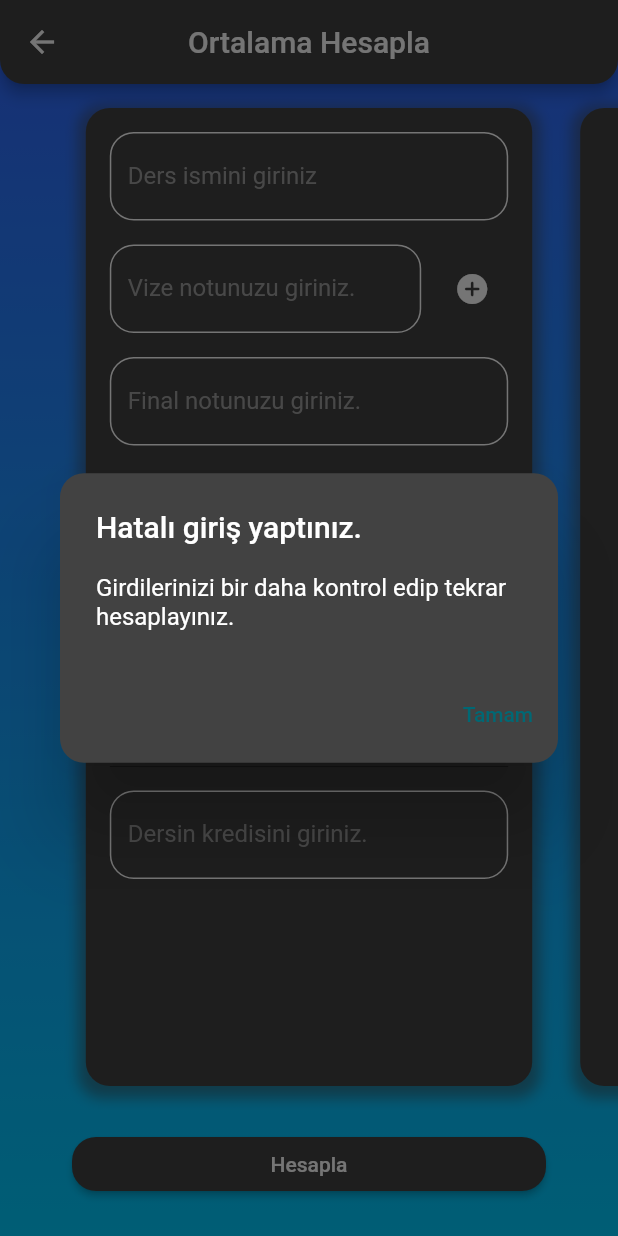
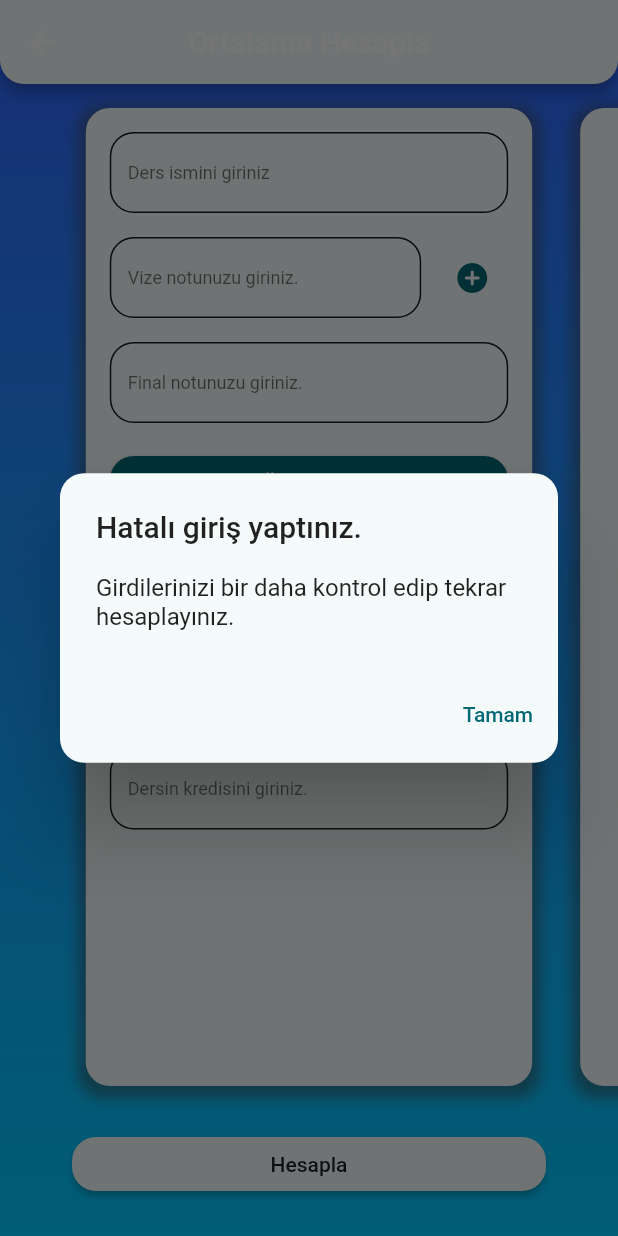
Before and after one commit to EfelerGibi/Examinator, a Flutter app: the MultiFormPage screen opened directly, after a tap on the "add circle" icon, after a tap on the "remove circle" icon, after a tap on "Hesapla", on a phone screen of 412 x 824 dp. Run offline on Flutter 3.47's test engine with Material 2 defaults, Android fonts, the phone set to English and light mode, and no system bars; drawn by our look-alikes of carousel_slider.

Commit message:
App now follows device theme

```diff
--- a/lib/formbox.dart
+++ b/lib/formbox.dart
@@ -64,7 +64,7 @@ class FormBox extends StatelessWidget {
   @override
   Widget build(BuildContext context) {
     return TextFormField(
-        style: TextStyle(color: fieldColor),
+        style: Theme.of(context).textTheme.labelMedium,
         controller: controller,
         onChanged: (value) => {notChange(value)},
         maxLength: maxLength,
@@ -90,15 +90,15 @@ class FormBox extends StatelessWidget {
         keyboardType: inputType,
         enabled: enabled,
         decoration: InputDecoration(
-            hintStyle: TextStyle(color: fieldColor),
-            labelStyle: TextStyle(color: fieldColor),
+            hintStyle: Theme.of(context).textTheme.labelSmall,
+            labelStyle: Theme.of(context).textTheme.bodySmall,
             counterText: "",
             labelText: question,
             hintText: hintText,
             enabledBorder: OutlineInputBorder(
                 borderRadius: BorderRadius.circular(16),
                 borderSide: BorderSide(
-                  color: borderColor,
+                  color: Theme.of(context).colorScheme.onSurface,
                 ))));
   }
 }
--- a/lib/formpage.dart
+++ b/lib/formpage.dart
@@ -62,7 +62,7 @@ class FormPage extends StatelessWidget {
                 borderRadius:
                     BorderRadius.vertical(bottom: Radius.circular(16))),
             title: Text(title),
-            backgroundColor: titleColor,
+            backgroundColor: Theme.of(context).colorScheme.background,
           ),
           body: Column(children: [
             Expanded(child: _page[0]),
--- a/lib/hesapla_button.dart
+++ b/lib/hesapla_button.dart
@@ -62,19 +62,20 @@ class HesaplaButton extends StatelessWidget {
                 showDialog<String>(
                     context: context,
                     builder: (BuildContext context) => AlertDialog(
-                            backgroundColor: const Color(0xFF424242),
+                            backgroundColor:
+                                Theme.of(context).colorScheme.background,
                             shape: const RoundedRectangleBorder(
                                 borderRadius:
                                     BorderRadius.all(Radius.circular(16))),
                             title: const Text("Hatalı giriş yaptınız.",
                                 style: TextStyle(
-                                  color: Colors.white,
-                                )),
+                                    //color: Colors.white,
+                                    )),
                             content: const Text(
                                 'Girdilerinizi bir daha kontrol edip tekrar hesaplayınız.',
                                 style: TextStyle(
-                                  color: Colors.white,
-                                )),
+                                    //color: Colors.white,
+                                    )),
                             actions: <Widget>[
                               TextButton(
                                 onPressed: () =>
@@ -84,9 +85,14 @@ class HesaplaButton extends StatelessWidget {
                             ]));
               }
             }, //hesaplamaPress
-            child: const Text("Hesapla"),
+            child: Text(
+              "Hesapla",
+              style:
+                  TextStyle(color: Theme.of(context).colorScheme.onBackground),
+            ),
             style: ButtonStyle(
-                backgroundColor: MaterialStateProperty.all(Colors.grey[800]),
+                backgroundColor: MaterialStateProperty.all(
+                    Theme.of(context).colorScheme.background),
                 shape: MaterialStateProperty.all<RoundedRectangleBorder>(
                     RoundedRectangleBorder(
                         borderRadius: BorderRadius.circular(16))))),
--- a/lib/hesaplandi.dart
+++ b/lib/hesaplandi.dart
@@ -66,25 +66,28 @@ class Hesaplandi extends StatelessWidget {
               shape: const RoundedRectangleBorder(
                   borderRadius:
                       BorderRadius.vertical(bottom: Radius.circular(16))),
-              title: Text(title),
-              backgroundColor: titleColor,
+              title: Text(
+                title,
+                style: Theme.of(context).textTheme.headline1,
+              ),
+              backgroundColor: Theme.of(context).colorScheme.background,
             ),
             body: CardWrapper(
                 padding: 24,
                 child: Column(
                   mainAxisAlignment: MainAxisAlignment.center,
                   children: [
-                    const Text(
+                    Text(
                       "Ortalamanız",
                       style: TextStyle(
-                          color: Colors.white,
+                          color: Theme.of(context).colorScheme.onBackground,
                           fontSize: 42,
                           decoration: TextDecoration.underline),
                     ),
                     Text(
                       "Genel ortalamanız: " + hesaplama(),
-                      style: const TextStyle(
-                        color: Colors.white,
+                      style: TextStyle(
+                        color: Theme.of(context).colorScheme.onBackground,
                       ),
                     )
                   ],
--- a/lib/multiformbox.dart
+++ b/lib/multiformbox.dart
@@ -48,7 +48,8 @@ class _MultiFormBoxState extends State<MultiFormBox> {
         ),
         IconButton(
           onPressed: addField,
-          icon: Icon(Icons.add_circle_rounded, color: widget.borderColor),
+          icon: Icon(Icons.add_circle_rounded,
+              color: Theme.of(context).colorScheme.primary),
         )
       ];
       Row trow = Row(
@@ -86,7 +87,8 @@ class _MultiFormBoxState extends State<MultiFormBox> {
             //self.dispose();
           });
         },
-        icon: Icon(Icons.remove_circle_rounded, color: widget.borderColor),
+        icon: Icon(Icons.remove_circle_rounded,
+            color: Theme.of(context).colorScheme.primary),
       ));
     });
   }
--- a/lib/multiformpage.dart
+++ b/lib/multiformpage.dart
@@ -90,7 +90,7 @@ class _MultiFormPageState extends State<MultiFormPage> {
                   borderRadius:
                       BorderRadius.vertical(bottom: Radius.circular(16))),
               title: Text(widget.title),
-              backgroundColor: widget.titleColor,
+              backgroundColor: Theme.of(context).colorScheme.background,
             ),
             body: Column(
               children: [
@@ -107,17 +107,19 @@ class _MultiFormPageState extends State<MultiFormPage> {
                               crossAxisAlignment: CrossAxisAlignment.center,
                               children: [
                                 IconButton(
-                                  icon: const Icon(
+                                  icon: Icon(
                                     Icons.add_circle_rounded,
-                                    color: Colors.white,
+                                    color:
+                                        Theme.of(context).colorScheme.primary,
                                   ),
                                   onPressed: addPage,
                                 ),
                                 IconButton(
                                   onPressed: removePage,
-                                  icon: const Icon(
+                                  icon: Icon(
                                     Icons.remove_circle_rounded,
-                                    color: Colors.white,
+                                    color:
+                                        Theme.of(context).colorScheme.primary,
                                   ),
                                 )
                               ]),
--- a/lib/pagewrapper.dart
+++ b/lib/pagewrapper.dart
@@ -50,14 +50,17 @@ class CardWrapper extends StatelessWidget {
           padding: EdgeInsets.all(outerPadding),
           child: Container(
               height: double.infinity,
-              decoration: BoxDecoration(boxShadow: [
+              decoration: BoxDecoration(
+                  boxShadow: [
                     BoxShadow(
                       color: const Color(0xFF424242).withOpacity(0.5),
                       spreadRadius: 5,
                       blurRadius: 7,
                       offset: const Offset(0, 3), // changes position of shadow
                     ),
-              ], color: color, borderRadius: BorderRadius.circular(16)),
+                  ],
+                  color: Theme.of(context).colorScheme.background,
+                  borderRadius: BorderRadius.circular(16)),
               width: double.infinity,
               child: Padding(
                 padding: EdgeInsets.all(padding),
@@ -68,14 +71,17 @@ class CardWrapper extends StatelessWidget {
           padding: EdgeInsets.all(padding),
           child: Container(
               // alignment: Axis.vertical,
-              decoration: BoxDecoration(boxShadow: [
+              decoration: BoxDecoration(
+                  boxShadow: [
                     BoxShadow(
                       color: const Color(0xFF424242).withOpacity(0.5),
                       spreadRadius: 5,
                       blurRadius: 7,
                       offset: const Offset(0, 3), // changes position of shadow
                     ),
-              ], color: color, borderRadius: BorderRadius.circular(16)),
+                  ],
+                  color: Theme.of(context).colorScheme.background,
+                  borderRadius: BorderRadius.circular(16)),
               width: double.infinity,
               child: Padding(padding: EdgeInsets.all(padding), child: child)));
     }
```
Lines whose indentation alone changed are shown as unchanged.
